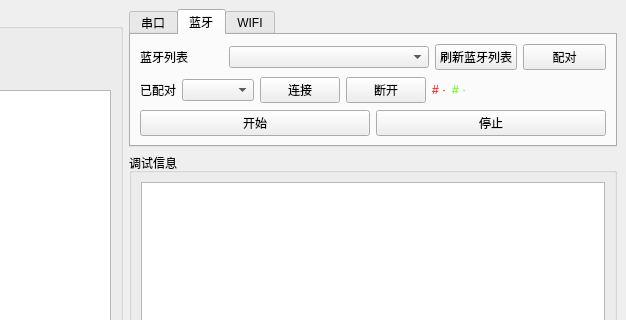
First picture: the form in mainwindow.ui, repository Pylogmon/Heart, before the edit; both pictures show x 374 to 1000 and y 0 to 320 of the 1000 by 600 pixel window.
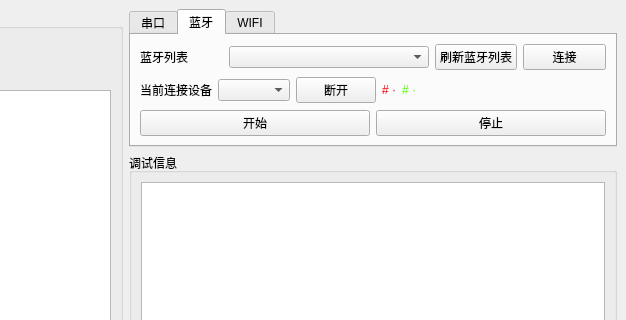
Second picture: the form after the edit.

Commit message: 蓝牙模块添加连接、断开功能（beta）

What changed in the file:
```diff
--- a/mainwindow.ui
+++ b/mainwindow.ui
@@ -273,34 +273,6 @@
              </widget>
             </item>
             <item>
-             <widget class="QPushButton" name="matchBth">
-              <property name="cursor">
-               <cursorShape>PointingHandCursor</cursorShape>
-              </property>
-              <property name="text">
-               <string>配对</string>
-              </property>
-             </widget>
-            </item>
-           </layout>
-          </item>
-          <item>
-           <layout class="QHBoxLayout" name="horizontalLayout_8">
-            <item>
-             <widget class="QLabel" name="label_2">
-              <property name="text">
-               <string>已配对</string>
-              </property>
-             </widget>
-            </item>
-            <item>
-             <widget class="QComboBox" name="matchBox">
-              <property name="cursor">
-               <cursorShape>PointingHandCursor</cursorShape>
-              </property>
-             </widget>
-            </item>
-            <item>
              <widget class="QPushButton" name="connectBtn">
               <property name="cursor">
                <cursorShape>PointingHandCursor</cursorShape>
@@ -310,6 +282,24 @@
               </property>
              </widget>
             </item>
+           </layout>
+          </item>
+          <item>
+           <layout class="QHBoxLayout" name="horizontalLayout_8">
+            <item>
+             <widget class="QLabel" name="label_2">
+              <property name="text">
+               <string>当前连接设备</string>
+              </property>
+             </widget>
+            </item>
+            <item>
+             <widget class="QComboBox" name="pairedBox">
+              <property name="cursor">
+               <cursorShape>PointingHandCursor</cursorShape>
+              </property>
+             </widget>
+            </item>
             <item>
              <widget class="QPushButton" name="disconnectBtn">
               <property name="cursor">
```
Left out of the diff: 16 changed lines with no effect on the pictures. The commit also changes 2 other files.
